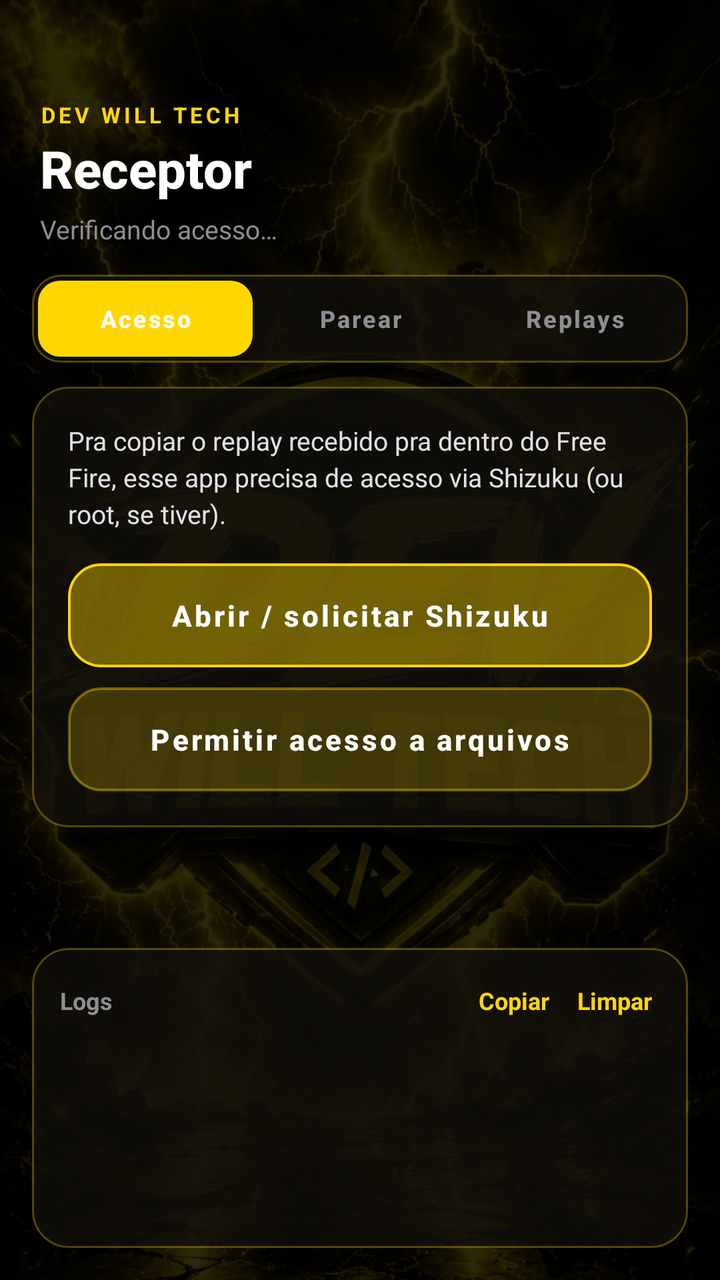
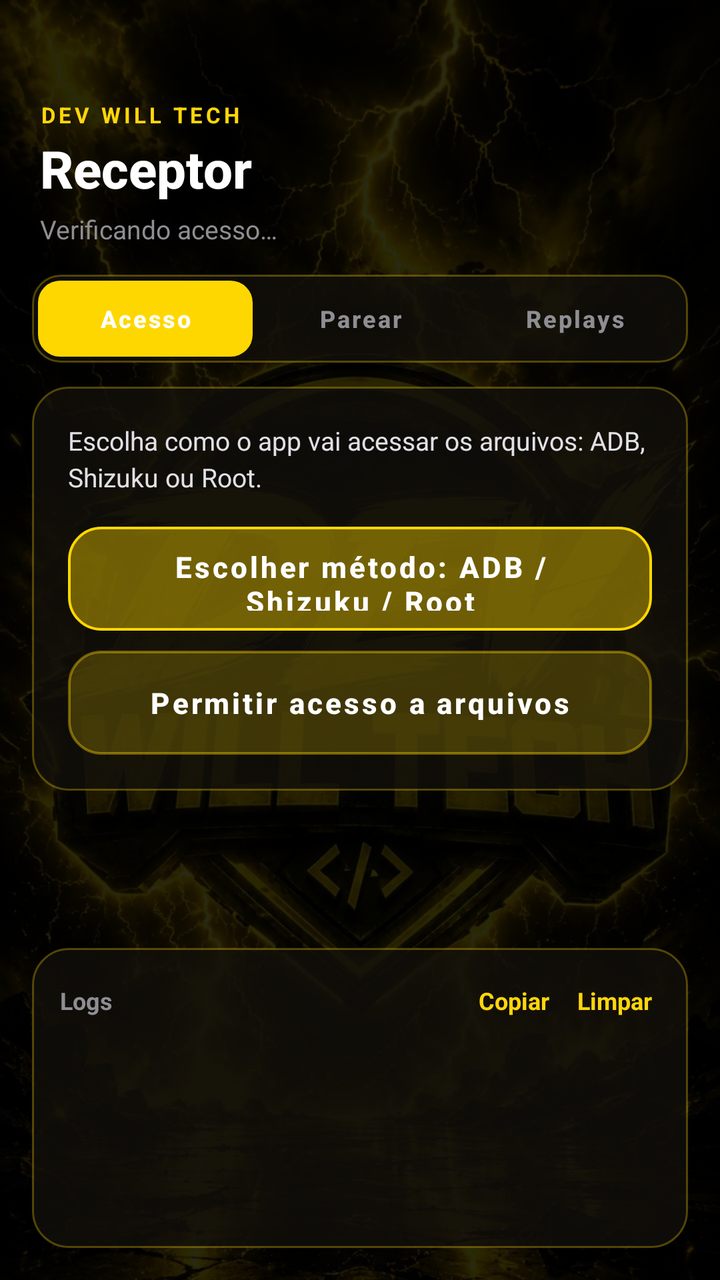

The first picture is an Android layout as it rendered before a commit; the second is the same layout after the commit. The layout source and the unified diff follow.
<!-- AndroidManifest.xml: application theme Theme.ReplayXReceiver -->
<!-- res/layout/activity_main.xml -->
<?xml version="1.0" encoding="utf-8"?>
<FrameLayout xmlns:android="http://schemas.android.com/apk/res/android"
    android:layout_width="match_parent"
    android:layout_height="match_parent"
    android:background="#000000">

    <ImageView
        android:layout_width="match_parent"
        android:layout_height="match_parent"
        android:src="@drawable/bg_devwill"
        android:scaleType="centerCrop"
        android:alpha="0.35" />

    <View
        android:layout_width="match_parent"
        android:layout_height="match_parent"
        android:background="#88000000" />

    <LinearLayout
        android:layout_width="match_parent"
        android:layout_height="match_parent"
        android:orientation="vertical">

        
        <LinearLayout
            android:layout_width="match_parent"
            android:layout_height="wrap_content"
            android:orientation="vertical"
            android:paddingStart="20dp"
            android:paddingEnd="20dp"
            android:paddingTop="50dp"
            android:paddingBottom="14dp">

            <TextView
                android:layout_width="wrap_content"
                android:layout_height="wrap_content"
                android:text="DEV WILL TECH"
                android:textColor="#FFD60A"
                android:textSize="11sp"
                android:textStyle="bold"
                android:letterSpacing="0.15" />

            <TextView
                android:id="@+id/tvTitulo"
                android:layout_width="wrap_content"
                android:layout_height="wrap_content"
                android:text="Receptor"
                android:textColor="#FFFFFF"
                android:textSize="26sp"
                android:textStyle="bold"
                android:fontFamily="sans-serif-medium"
                android:layout_marginTop="2dp" />

            <TextView
                android:id="@+id/tvShellStatus"
                android:layout_width="wrap_content"
                android:layout_height="wrap_content"
                android:text="Verificando acesso…"
                android:textColor="#8E8E93"
                android:textSize="13sp"
                android:layout_marginTop="4dp" />

        </LinearLayout>

        
        <LinearLayout
            android:layout_width="match_parent"
            android:layout_height="44dp"
            android:layout_marginStart="16dp"
            android:layout_marginEnd="16dp"
            android:layout_marginBottom="12dp"
            android:orientation="horizontal"
            android:background="@drawable/ios_tab_bar"
            android:padding="3dp">

            <Button
                android:id="@+id/tabPermissao"
                android:layout_width="0dp"
                android:layout_height="match_parent"
                android:layout_weight="1"
                android:text="Acesso"
                android:textAllCaps="false"
                android:textSize="12sp"
                android:textStyle="bold"
                android:textColor="#FFFFFF"
                android:background="@drawable/ios_tab_selected"
                android:stateListAnimator="@null"
                android:insetTop="0dp"
                android:insetBottom="0dp" />

            <Button
                android:id="@+id/tabParear"
                android:layout_width="0dp"
                android:layout_height="match_parent"
                android:layout_weight="1"
                android:text="Parear"
                android:textAllCaps="false"
                android:textSize="12sp"
                android:textStyle="bold"
                android:textColor="#8E8E93"
                android:background="@android:color/transparent"
                android:stateListAnimator="@null"
                android:insetTop="0dp"
                android:insetBottom="0dp" />

            <Button
                android:id="@+id/tabReplays"
                android:layout_width="0dp"
                android:layout_height="match_parent"
                android:layout_weight="1"
                android:text="Replays"
                android:textAllCaps="false"
                android:textSize="12sp"
                android:textStyle="bold"
                android:textColor="#8E8E93"
                android:background="@android:color/transparent"
                android:stateListAnimator="@null"
                android:insetTop="0dp"
                android:insetBottom="0dp" />

        </LinearLayout>

        <ScrollView
            android:layout_width="match_parent"
            android:layout_height="0dp"
            android:layout_weight="1">

            <FrameLayout
                android:layout_width="match_parent"
                android:layout_height="wrap_content"
                android:paddingStart="16dp"
                android:paddingEnd="16dp">

                
                <LinearLayout
                    android:id="@+id/secPermissao"
                    android:layout_width="match_parent"
                    android:layout_height="wrap_content"
                    android:orientation="vertical">

                    <LinearLayout
                        android:layout_width="match_parent"
                        android:layout_height="wrap_content"
                        android:orientation="vertical"
                        android:background="@drawable/ios_card"
                        android:padding="18dp">

                        <TextView
                            android:layout_width="match_parent"
                            android:layout_height="wrap_content"
                            android:text="Pra copiar o replay recebido pra dentro do Free Fire, esse app precisa de acesso via Shizuku (ou root, se tiver)."
                            android:textColor="#E0E0E5"
                            android:textSize="13sp"
                            android:lineSpacingExtra="3dp"
                            android:layout_marginBottom="16dp" />

                        <Button
                            android:id="@+id/btnAbrirShizuku"
                            android:layout_width="match_parent"
                            android:layout_height="52dp"
                            android:text="Abrir / solicitar Shizuku"
                            android:textAllCaps="false"
                            android:textColor="#FFFFFF"
                            android:textSize="14.5sp"
                            android:textStyle="bold"
                            android:background="@drawable/ios_btn_primary"
                            android:stateListAnimator="@null" />

                        <Button
                            android:id="@+id/btnSolicitarArquivos"
                            android:layout_width="match_parent"
                            android:layout_height="52dp"
                            android:text="Permitir acesso a arquivos"
                            android:textAllCaps="false"
                            android:textColor="#FFFFFF"
                            android:textSize="14.5sp"
                            android:textStyle="bold"
                            android:background="@drawable/ios_btn_secondary"
                            android:stateListAnimator="@null"
                            android:layout_marginTop="10dp" />

                    </LinearLayout>

                </LinearLayout>

                
                <LinearLayout
                    android:id="@+id/secParear"
                    android:layout_width="match_parent"
                    android:layout_height="wrap_content"
                    android:orientation="vertical"
                    android:visibility="gone">

                    <LinearLayout
                        android:layout_width="match_parent"
                        android:layout_height="wrap_content"
                        android:orientation="vertical"
                        android:background="@drawable/ios_card"
                        android:padding="18dp">

                        <TextView
                            android:layout_width="match_parent"
                            android:layout_height="wrap_content"
                            android:text="Informe o código gerado no app do PC/emulador pra parear os dois aparelhos."
                            android:textColor="#E0E0E5"
                            android:textSize="13sp"
                            android:lineSpacingExtra="3dp"
                            android:layout_marginBottom="16dp" />

                        <LinearLayout
                            android:layout_width="match_parent"
                            android:layout_height="56dp"
                            android:orientation="horizontal">

                            <EditText
                                android:id="@+id/etCodigo"
                                android:layout_width="0dp"
                                android:layout_height="match_parent"
                                android:layout_weight="1"
                                android:background="@drawable/ios_input"
                                android:hint="Código de 6 dígitos"
                                android:textColorHint="#8E8E93"
                                android:textColor="#FFD60A"
                                android:textSize="19sp"
                                android:textStyle="bold"
                                android:gravity="center"
                                android:letterSpacing="0.12"
                                android:inputType="textCapCharacters"
                                android:maxLength="6"
                                android:paddingStart="16dp"
                                android:paddingEnd="16dp" />

                            <Button
                                android:id="@+id/btnColarCodigo"
                                android:layout_width="wrap_content"
                                android:layout_height="match_parent"
                                android:layout_marginStart="8dp"
                                android:text="Colar"
                                android:textAllCaps="false"
                                android:textColor="#FFD60A"
                                android:textSize="13sp"
                                android:textStyle="bold"
                                android:paddingStart="16dp"
                                android:paddingEnd="16dp"
                                android:background="@drawable/ios_btn_secondary"
                                android:stateListAnimator="@null" />

                        </LinearLayout>

                        <Button
                            android:id="@+id/btnParear"
                            android:layout_width="match_parent"
                            android:layout_height="52dp"
                            android:text="Parear dispositivo"
                            android:textAllCaps="false"
                            android:textColor="#FFFFFF"
                            android:textSize="14.5sp"
                            android:textStyle="bold"
                            android:background="@drawable/ios_btn_primary"
                            android:stateListAnimator="@null"
                            android:layout_marginTop="14dp" />

                    </LinearLayout>

                    <LinearLayout
                        android:id="@+id/boxPareado"
                        android:layout_width="match_parent"
                        android:layout_height="wrap_content"
                        android:orientation="vertical"
                        android:background="@drawable/ios_card"
                        android:padding="18dp"
                        android:layout_marginTop="14dp"
                        android:visibility="gone">

                        <LinearLayout
                            android:layout_width="wrap_content"
                            android:layout_height="wrap_content"
                            android:orientation="horizontal"
                            android:gravity="center_vertical"
                            android:background="@drawable/ios_pill_ok"
                            android:paddingStart="10dp"
                            android:paddingEnd="10dp"
                            android:paddingTop="4dp"
                            android:paddingBottom="4dp">

                            <TextView
                                android:layout_width="wrap_content"
                                android:layout_height="wrap_content"
                                android:text="● Pareado com o Enviador"
                                android:textColor="#34C759"
                                android:textSize="11sp"
                                android:textStyle="bold" />

                        </LinearLayout>

                        <Button
                            android:id="@+id/btnDesparearRecv"
                            android:layout_width="match_parent"
                            android:layout_height="48dp"
                            android:text="Desparear"
                            android:textAllCaps="false"
                            android:textColor="#FFFFFF"
                            android:textSize="13.5sp"
                            android:textStyle="bold"
                            android:background="@drawable/ios_btn_danger"
                            android:stateListAnimator="@null"
                            android:layout_marginTop="14dp" />

                    </LinearLayout>

                </LinearLayout>

                
                <LinearLayout
                    android:id="@+id/secReplays"
                    android:layout_width="match_parent"
                    android:layout_height="wrap_content"
                    android:orientation="vertical"
                    android:visibility="gone">

                    <LinearLayout
                        android:layout_width="match_parent"
                        android:layout_height="wrap_content"
                        android:orientation="vertical"
                        android:background="@drawable/ios_card"
                        android:padding="18dp">

                        <TextView
                            android:layout_width="match_parent"
                            android:layout_height="wrap_content"
                            android:text="Se o PC mandou um replay enquanto o app estava fechado, ele aparece assim que você abrir. Também dá pra checar na mão aqui."
                            android:textColor="#E0E0E5"
                            android:textSize="13sp"
                            android:lineSpacingExtra="3dp"
                            android:layout_marginBottom="16dp" />

                        <Button
                            android:id="@+id/btnVerificarReplay"
                            android:layout_width="match_parent"
                            android:layout_height="52dp"
                            android:text="Verificar replay pendente"
                            android:textAllCaps="false"
                            android:textColor="#FFFFFF"
                            android:textSize="14.5sp"
                            android:textStyle="bold"
                            android:background="@drawable/ios_btn_primary"
                            android:stateListAnimator="@null" />

                        <TextView
                            android:id="@+id/tvSemReplay"
                            android:layout_width="match_parent"
                            android:layout_height="wrap_content"
                            android:text="Nenhum replay pendente no momento."
                            android:textColor="#8E8E93"
                            android:textSize="12.5sp"
                            android:gravity="center"
                            android:layout_marginTop="16dp"
                            android:visibility="gone" />

                    </LinearLayout>

                </LinearLayout>

            </FrameLayout>

        </ScrollView>

        
        <LinearLayout
            android:layout_width="match_parent"
            android:layout_height="150dp"
            android:orientation="vertical"
            android:background="@drawable/ios_card"
            android:layout_margin="16dp"
            android:padding="14dp">

            <LinearLayout
                android:layout_width="match_parent"
                android:layout_height="wrap_content"
                android:orientation="horizontal"
                android:gravity="center_vertical">

                <TextView
                    android:layout_width="0dp"
                    android:layout_height="wrap_content"
                    android:layout_weight="1"
                    android:text="Logs"
                    android:textColor="#8E8E93"
                    android:textSize="12sp"
                    android:textStyle="bold" />

                <TextView
                    android:id="@+id/btnCopiarLogs"
                    android:layout_width="wrap_content"
                    android:layout_height="wrap_content"
                    android:text="Copiar"
                    android:textColor="#FFD60A"
                    android:textSize="12sp"
                    android:textStyle="bold"
                    android:padding="4dp"
                    android:layout_marginEnd="6dp" />

                <TextView
                    android:id="@+id/btnLimparLogs"
                    android:layout_width="wrap_content"
                    android:layout_height="wrap_content"
                    android:text="Limpar"
                    android:textColor="#FFD60A"
                    android:textSize="12sp"
                    android:textStyle="bold"
                    android:padding="4dp" />

            </LinearLayout>

            <ScrollView
                android:id="@+id/scrollLog"
                android:layout_width="match_parent"
                android:layout_height="0dp"
                android:layout_weight="1"
                android:scrollbars="none">

                <TextView
                    android:id="@+id/tvLog"
                    android:layout_width="match_parent"
                    android:layout_height="wrap_content"
                    android:fontFamily="monospace"
                    android:text=""
                    android:textColor="#C7C7CC"
                    android:textSize="10.5sp"
                    android:lineSpacingExtra="2dp" />

            </ScrollView>

        </LinearLayout>

    </LinearLayout>

    
    <FrameLayout
        android:id="@+id/overlayAguarde"
        android:layout_width="match_parent"
        android:layout_height="match_parent"
        android:background="#CC000000"
        android:clickable="true"
        android:focusable="true"
        android:visibility="gone">

        <LinearLayout
            android:layout_width="220dp"
            android:layout_height="wrap_content"
            android:layout_gravity="center"
            android:orientation="vertical"
            android:gravity="center"
            android:background="@drawable/ios_card"
            android:padding="26dp">

            <ProgressBar
                android:layout_width="40dp"
                android:layout_height="40dp"
                android:indeterminateTint="#FFD60A"
                android:layout_marginBottom="16dp" />

            <TextView
                android:id="@+id/tvAguarde"
                android:layout_width="wrap_content"
                android:layout_height="wrap_content"
                android:text="Aguarde…"
                android:textColor="#FFFFFF"
                android:textSize="14.5sp"
                android:textStyle="bold"
                android:gravity="center" />

        </LinearLayout>

    </FrameLayout>

</FrameLayout>
<!-- resources referenced by this layout -->
<resources>
  <!-- drawable bg_devwill: jpg bitmap (drawable, 194284 bytes) -->
  <!-- drawable ios_btn_danger (drawable) -->
  <?xml version="1.0" encoding="utf-8"?>
  <shape xmlns:android="http://schemas.android.com/apk/res/android" android:shape="rectangle">
      <solid android:color="#4DFF453A" />
      <stroke android:width="1.3dp" android:color="#FF453A" />
      <corners android:radius="16dp" />
  </shape>
  <!-- drawable ios_btn_primary (drawable) -->
  <?xml version="1.0" encoding="utf-8"?>
  <shape xmlns:android="http://schemas.android.com/apk/res/android" android:shape="rectangle">
      <solid android:color="#66FFD60A" />
      <stroke android:width="1.3dp" android:color="#FFD60A" />
      <corners android:radius="16dp" />
  </shape>
  <!-- drawable ios_btn_secondary (drawable) -->
  <?xml version="1.0" encoding="utf-8"?>
  <shape xmlns:android="http://schemas.android.com/apk/res/android" android:shape="rectangle">
      <solid android:color="#33FFD60A" />
      <stroke android:width="1.2dp" android:color="#66FFD60A" />
      <corners android:radius="16dp" />
  </shape>
  <!-- drawable ios_card (drawable) -->
  <?xml version="1.0" encoding="utf-8"?>
  <shape xmlns:android="http://schemas.android.com/apk/res/android" android:shape="rectangle">
      <solid android:color="#CC12100A" />
      <stroke android:width="1dp" android:color="#4DFFD60A" />
      <corners android:radius="18dp" />
  </shape>
  <!-- drawable ios_input (drawable) -->
  <?xml version="1.0" encoding="utf-8"?>
  <shape xmlns:android="http://schemas.android.com/apk/res/android" android:shape="rectangle">
      <solid android:color="#4D2A2408" />
      <stroke android:width="1.2dp" android:color="#66FFD60A" />
      <corners android:radius="14dp" />
  </shape>
  <!-- drawable ios_pill_ok (drawable) -->
  <?xml version="1.0" encoding="utf-8"?>
  <shape xmlns:android="http://schemas.android.com/apk/res/android" android:shape="rectangle">
      <solid android:color="#1E3A2A" />
      <corners android:radius="12dp" />
  </shape>
  <!-- drawable ios_tab_bar (drawable) -->
  <?xml version="1.0" encoding="utf-8"?>
  <shape xmlns:android="http://schemas.android.com/apk/res/android" android:shape="rectangle">
      <solid android:color="#CC12100A" />
      <stroke android:width="1dp" android:color="#4DFFD60A" />
      <corners android:radius="14dp" />
  </shape>
  <!-- drawable ios_tab_selected (drawable) -->
  <?xml version="1.0" encoding="utf-8"?>
  <shape xmlns:android="http://schemas.android.com/apk/res/android" android:shape="rectangle">
      <solid android:color="#FFD60A" />
      <corners android:radius="11dp" />
  </shape>
  <style name="Theme.ReplayXReceiver" parent="Theme.MaterialComponents.NoActionBar">
          <item name="colorPrimary">#FFD700</item>
          <item name="colorPrimaryVariant">#FFA500</item>
          <item name="colorOnPrimary">#000000</item>
          <item name="colorSecondary">#CC8800</item>
          <item name="colorOnSecondary">#000000</item>
          <item name="android:statusBarColor">#080800</item>
          <item name="android:navigationBarColor">#080800</item>
          <item name="android:windowBackground">#080800</item>
      </style>
</resources>

<!-- the commit's change to res/layout/activity_main.xml (unified diff, before → after) -->
@@ -148,7 +148,7 @@
                         <TextView
                             android:layout_width="match_parent"
                             android:layout_height="wrap_content"
-                            android:text="Pra copiar o replay recebido pra dentro do Free Fire, esse app precisa de acesso via Shizuku (ou root, se tiver)."
+                            android:text="Escolha como o app vai acessar os arquivos: ADB, Shizuku ou Root."
                             android:textColor="#E0E0E5"
                             android:textSize="13sp"
                             android:lineSpacingExtra="3dp"
@@ -158,7 +158,7 @@
                             android:id="@+id/btnAbrirShizuku"
                             android:layout_width="match_parent"
                             android:layout_height="52dp"
-                            android:text="Abrir / solicitar Shizuku"
+                            android:text="Escolher método: ADB / Shizuku / Root"
                             android:textAllCaps="false"
                             android:textColor="#FFFFFF"
                             android:textSize="14.5sp"
